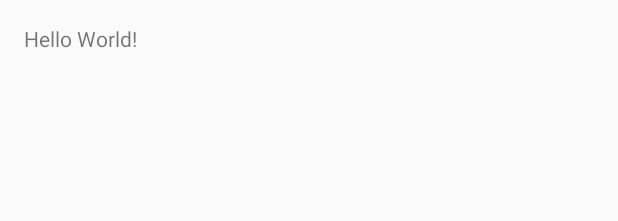
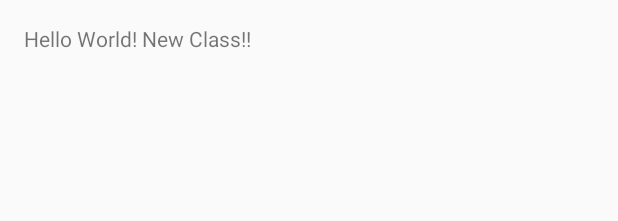
Before and after one commit to paulinaberger/Notifications, an Android app: the layout activity_main.xml on its own in the app's theme, with its tools: preview values and no code run, on a phone screen of 412 x 824 dp. Shown: the top 221 px of the screen. Run offline under Robolectric (Android 15) with nearby library versions, the phone set to English and light mode, and no system bars.

Commit message:
second commit with new branch

```diff
--- a/app/src/main/res/layout/activity_main.xml
+++ b/app/src/main/res/layout/activity_main.xml
@@ -13,5 +13,5 @@
     <TextView
         android:layout_width="wrap_content"
         android:layout_height="wrap_content"
-        android:text="Hello World!" />
+        android:text="Hello World! New Class!!" />
 </RelativeLayout>
```
